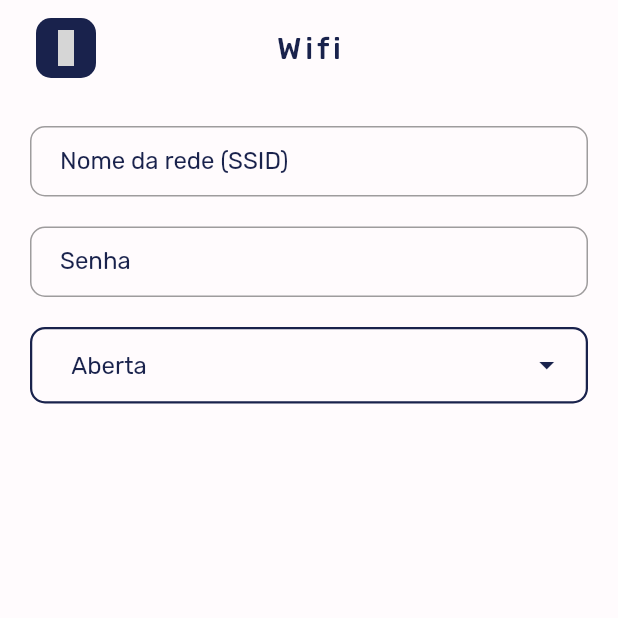
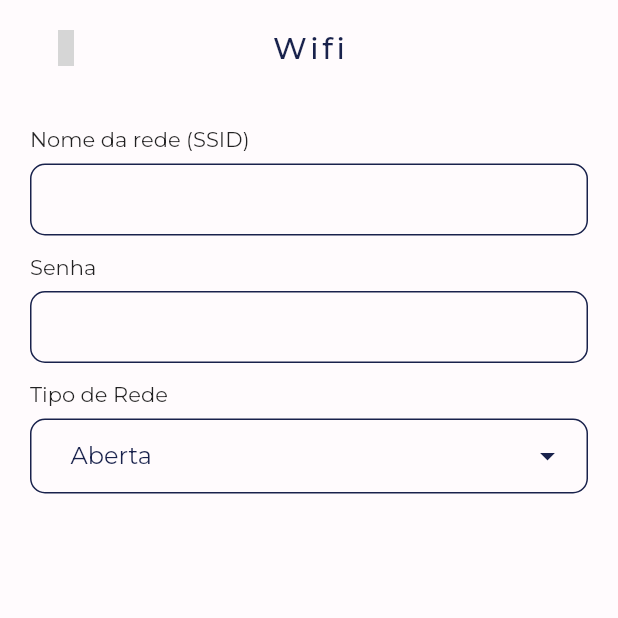
Before and after one commit to renankanu/app_rkode, a Flutter app: the screen it shows after launch, after a tap on "Wifi", on a phone screen of 412 x 824 dp, the top half of it. Run offline on Flutter 3.47's test engine with Material 2 defaults, Android fonts, the light colour scheme and no system bars; our stand-ins replace eva_icons_flutter, get, google_fonts; grey boxes are pictures that could not be loaded.

Commit message:
feature: create base label

```diff
--- a/lib/app/modules/wifi/views/wifi_view.dart
+++ b/lib/app/modules/wifi/views/wifi_view.dart
@@ -2,6 +2,7 @@ import 'package:flutter/material.dart';
 import 'package:get/get.dart';
 
 import '../../../shared/shared.dart';
+import '../../../shared/widgets/base_label.dart';
 import '../controllers/wifi_controller.dart';
 
 class WifiView extends GetView<WifiController> {
@@ -24,15 +25,21 @@ class WifiView extends GetView<WifiController> {
               vertical: 32,
             ),
             child: Column(
+              crossAxisAlignment: CrossAxisAlignment.start,
               children: [
-                const BaseTextField(
+                const BaseLabel(
                   labelText: 'Nome da rede (SSID)',
                 ),
-                const SizedBox(height: 20),
-                const BaseTextField(
+                const BaseTextField(),
+                const SizedBox(height: 12),
+                const BaseLabel(
                   labelText: 'Senha',
                 ),
-                const SizedBox(height: 20),
+                const BaseTextField(),
+                const SizedBox(height: 12),
+                const BaseLabel(
+                  labelText: 'Tipo de Rede',
+                ),
                 Container(
                   padding: const EdgeInsets.symmetric(horizontal: 10),
                   width: double.infinity,
@@ -40,7 +47,6 @@ class WifiView extends GetView<WifiController> {
                     borderRadius: BorderRadius.circular(10),
                     border: Border.all(
                       color: BaseColor.bunting,
-                      width: 1.5,
                     ),
                   ),
                   child: Obx(
--- a/lib/app/shared/widgets/base_app_bar.dart
+++ b/lib/app/shared/widgets/base_app_bar.dart
@@ -24,10 +24,6 @@ class BaseAppBar extends StatelessWidget {
             Ink(
               width: 40,
               height: 40,
-              decoration: BoxDecoration(
-                borderRadius: BorderRadius.circular(10),
-                color: BaseColor.bunting,
-              ),
               child: InkWell(
                 onTap: () => Get.back(),
                 customBorder: RoundedRectangleBorder(
--- /dev/null
+++ b/lib/app/shared/widgets/base_label.dart
@@ -0,0 +1,23 @@
+import 'package:flutter/material.dart';
+
+class BaseLabel extends StatelessWidget {
+  const BaseLabel({
+    Key? key,
+    required this.labelText,
+  }) : super(key: key);
+
+  final String labelText;
+
+  @override
+  Widget build(BuildContext context) {
+    return Padding(
+      padding: const EdgeInsets.only(bottom: 8),
+      child: Text(
+        labelText,
+        style: const TextStyle(
+          fontSize: 14,
+        ),
+      ),
+    );
+  }
+}
--- a/lib/app/shared/widgets/base_text_field.dart
+++ b/lib/app/shared/widgets/base_text_field.dart
@@ -5,10 +5,7 @@ import '../base_color.dart';
 class BaseTextField extends StatelessWidget {
   const BaseTextField({
     Key? key,
-    this.labelText,
   }) : super(key: key);
-
-  final String? labelText;
 
   @override
   Widget build(BuildContext context) {
@@ -21,6 +18,21 @@ class BaseTextField extends StatelessWidget {
         ),
         border: OutlineInputBorder(
           borderRadius: BorderRadius.circular(10),
+          borderSide: const BorderSide(
+            color: BaseColor.bunting,
+          ),
+        ),
+        disabledBorder: OutlineInputBorder(
+          borderRadius: BorderRadius.circular(10),
+          borderSide: const BorderSide(
+            color: BaseColor.bunting,
+          ),
+        ),
+        enabledBorder: OutlineInputBorder(
+          borderRadius: BorderRadius.circular(10),
+          borderSide: const BorderSide(
+            color: BaseColor.bunting,
+          ),
         ),
         focusedBorder: OutlineInputBorder(
           borderRadius: BorderRadius.circular(10),
@@ -28,7 +40,6 @@ class BaseTextField extends StatelessWidget {
             color: BaseColor.bunting,
           ),
         ),
-        labelText: labelText,
         labelStyle: const TextStyle(
           color: BaseColor.bunting,
         ),
--- a/lib/app/theme/base_theme.dart
+++ b/lib/app/theme/base_theme.dart
@@ -10,7 +10,7 @@ class BaseTheme {
     return ThemeData(
       primaryColor: BaseColor.bunting,
       scaffoldBackgroundColor: BaseColor.tutu,
-      textTheme: GoogleFonts.rubikTextTheme(),
+      textTheme: GoogleFonts.montserratTextTheme(),
     );
   }
 }
```
